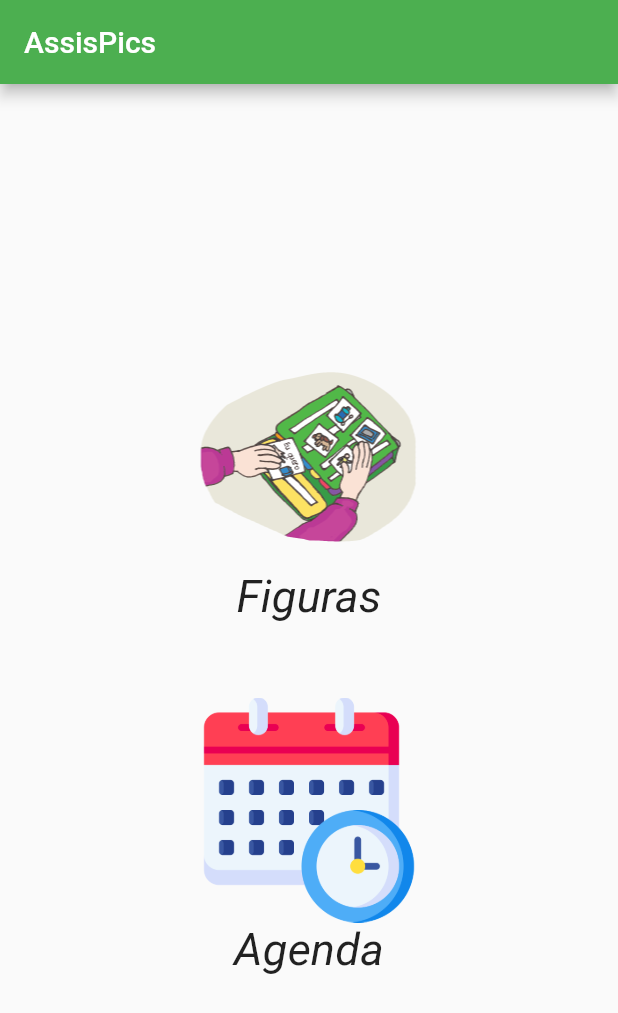
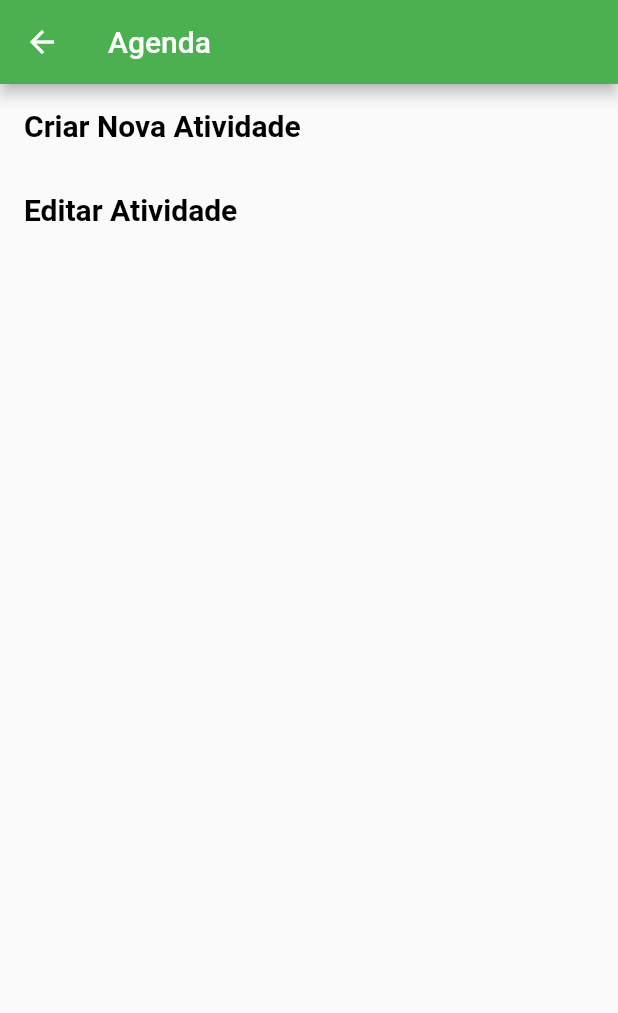
Before and after one commit to danipresto/picsapp, a Flutter app: the screen it shows after launch, after a tap on "Agenda", on a phone screen of 412 x 824 dp. Shown: the top 1013 px of the screen. Run offline on Flutter 3.47's test engine with Material 2 defaults, Android fonts, the phone set to English and light mode, and no system bars; our stand-ins replace flutter_tts.

Commit message:
new screen : schedule

```diff
--- a/lib/main.dart
+++ b/lib/main.dart
@@ -1,5 +1,6 @@
 import 'package:flutter/material.dart';
 import 'package:pecs_app/pics_screen.dart';
+import 'package:pecs_app/schedule_screen.dart';
 
 void main() {
   runApp(const MyApp());
@@ -33,11 +34,21 @@ class MyHomePage extends StatefulWidget {
 
 class _MyHomePageState extends State<MyHomePage> {
 
-  void selectMode(BuildContext ctx){
+  void selectFigurasPage(BuildContext ctx){
     Navigator.of(ctx).push(
         MaterialPageRoute(
             builder: (_){
               return PicsScreen();
+            }
+        )
+    );
+  }
+
+  void selectAgendaPage(BuildContext ctx){
+    Navigator.of(ctx).push(
+        MaterialPageRoute(
+            builder: (_){
+              return ScheduleScreen();
             }
         )
     );
@@ -56,7 +67,7 @@ class _MyHomePageState extends State<MyHomePage> {
           mainAxisAlignment: MainAxisAlignment.center,
           children: <Widget>[
             InkWell(
-                onTap: () => selectMode(context) ,
+                onTap: () => selectFigurasPage(context) ,
                 child: Column(
                     mainAxisSize: MainAxisSize.min,
                     children: [
@@ -76,7 +87,7 @@ class _MyHomePageState extends State<MyHomePage> {
             ),
             SizedBox(height: 50),
             InkWell(
-                onTap: () {} ,
+                onTap: () => selectAgendaPage(context) ,
                 child: Column(
                     mainAxisSize: MainAxisSize.min,
                     children: [
--- /dev/null
+++ b/lib/schedule_screen.dart
@@ -0,0 +1,54 @@
+import 'package:flutter/material.dart';
+import 'package:pecs_app/draggable_pic.dart';
+import 'package:pecs_app/draggable_pics_data.dart';
+import 'package:flutter_tts/flutter_tts.dart';
+
+class ScheduleScreen extends StatefulWidget{
+
+  @override
+  State<ScheduleScreen> createState() => _ScheduleScreenState();
+}
+
+class _ScheduleScreenState extends State<ScheduleScreen> {
+
+  @override
+  Widget build(BuildContext context) {
+    return Scaffold(
+        appBar: AppBar(
+          title: const Text('Agenda'),
+        ),
+
+        body:  Column(
+                mainAxisAlignment: MainAxisAlignment.start,
+                children: <Widget>[
+                  ListTile(
+                    title: Text('Criar Nova Atividade',
+                      style: TextStyle(
+                        fontSize: 20.0,
+                        fontWeight: FontWeight.bold,
+                        color: Colors.black,
+                    ),
+                    ),
+                    onTap: () {
+                      // Action to be performed when the user taps on "Criar Nova Atividade"
+                    },
+                  ),
+                  ListTile(
+                    title: Text('Editar Atividade',
+                      style: TextStyle(
+                        fontSize: 20.0,
+                        fontWeight: FontWeight.bold,
+                        color: Colors.black,
+                      ),
+                    ),
+                    onTap: () {
+                      // Action to be performed when the user taps on "Editar Atividade"
+                    },
+                  ),
+                ]
+            )
+    );
+
+  }
+
+}
```
